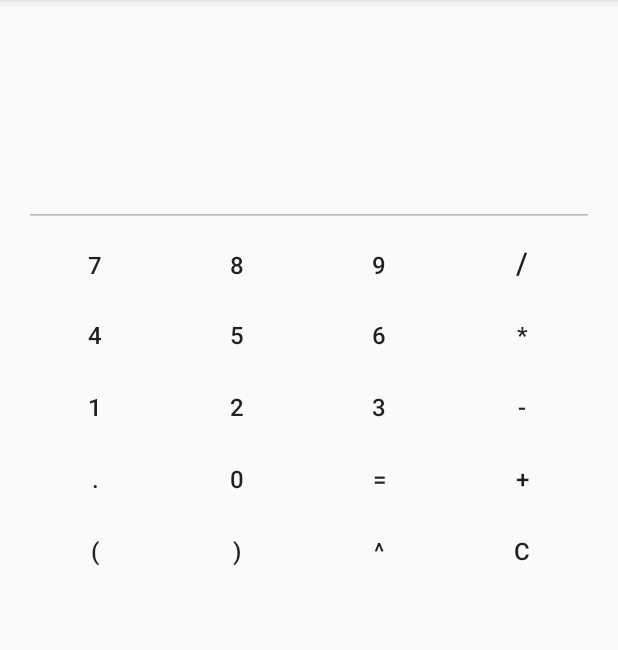
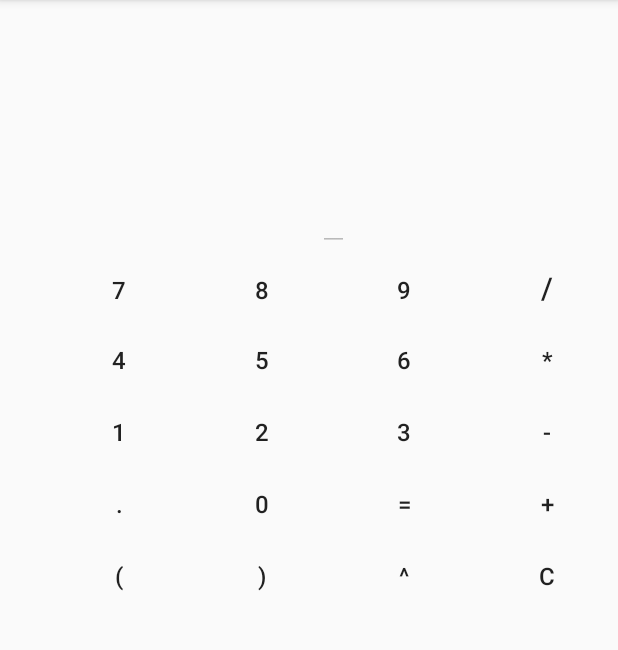
Before and after one commit to if710/2019-2-exercicio-1-calculadora-stepnus, an Android app: the screen it shows after launch (MainActivity), on a phone screen of 412 x 824 dp, the part 84-734 px from its top. Run offline under Robolectric (Android 15) with nearby library versions, the phone set to English and light mode, and no system bars; libraries missing offline, so code that uses them is left out: br.ufpe.cin.

Commit message:
Update activity_main.xml

```diff
--- a/calculadora/app/src/main/res/layout/activity_main.xml
+++ b/calculadora/app/src/main/res/layout/activity_main.xml
@@ -1,243 +1,271 @@
 <?xml version="1.0" encoding="utf-8"?>
-<LinearLayout xmlns:android="http://schemas.android.com/apk/res/android"
+<androidx.constraintlayout.widget.ConstraintLayout xmlns:android="http://schemas.android.com/apk/res/android"
+    xmlns:app="http://schemas.android.com/apk/res-auto"
     xmlns:tools="http://schemas.android.com/tools"
     android:id="@+id/main_container"
     android:layout_width="match_parent"
     android:layout_height="match_parent"
-              android:orientation="vertical"
-              android:paddingBottom="@dimen/activity_vertical_margin"
-              android:paddingLeft="@dimen/activity_horizontal_margin"
-              android:paddingRight="@dimen/activity_horizontal_margin"
-              android:paddingTop="@dimen/activity_vertical_margin"
     tools:context="br.ufpe.cin.android.calculadora.MainActivity">
 
     <TextView
         android:id="@+id/text_info"
-            android:layout_width="match_parent"
+        android:layout_width="0dp"
         android:layout_height="wrap_content"
-            android:layout_marginBottom="20dp"
-            android:textSize="30sp" />
+        android:layout_marginTop="32dp"
+        android:textSize="30sp"
+        app:layout_constraintEnd_toEndOf="parent"
+        app:layout_constraintStart_toStartOf="@+id/text_calc"
+        app:layout_constraintTop_toTopOf="parent" />
 
     <EditText
         android:id="@+id/text_calc"
-            android:layout_width="match_parent"
+        android:layout_width="wrap_content"
         android:layout_height="wrap_content"
-            android:layout_below="@id/text_info"
+        android:layout_marginTop="20dp"
         android:enabled="false"
         android:gravity="bottom"
         android:inputType="numberDecimal"
         android:lines="2"
         android:maxLines="2"
-            android:textSize="40sp" />
+        android:textSize="40sp"
+        app:layout_constraintEnd_toStartOf="@+id/btn_9"
+        app:layout_constraintStart_toStartOf="@+id/btn_9"
+        app:layout_constraintTop_toBottomOf="@+id/text_info" />
 
-    <LinearLayout
-            android:layout_width="match_parent"
-            android:layout_height="wrap_content"
-            android:orientation="horizontal">
 
     <Button
         android:id="@+id/btn_7"
         style="@style/Widget.AppCompat.Button.Borderless"
-                android:layout_width="wrap_content"
+        android:layout_width="0dp"
         android:layout_height="wrap_content"
-                android:layout_weight="1"
+        android:layout_marginStart="32dp"
+        android:layout_marginLeft="32dp"
         android:text="7"
-                android:textSize="16sp" />
+        android:textSize="16sp"
+        app:layout_constraintBaseline_toBaselineOf="@+id/btn_8"
+        app:layout_constraintEnd_toStartOf="@+id/btn_8"
+        app:layout_constraintStart_toStartOf="parent" />
 
     <Button
         android:id="@+id/btn_8"
         style="@style/Widget.AppCompat.Button.Borderless"
-                android:layout_width="wrap_content"
+        android:layout_width="0dp"
         android:layout_height="wrap_content"
-                android:layout_weight="1"
         android:text="8"
-                android:textSize="16sp" />
+        android:textSize="16sp"
+        app:layout_constraintEnd_toStartOf="@+id/btn_9"
+        app:layout_constraintStart_toEndOf="@+id/btn_7"
+        app:layout_constraintTop_toTopOf="@+id/btn_9" />
 
     <Button
         android:id="@+id/btn_9"
         style="@style/Widget.AppCompat.Button.Borderless"
-                android:layout_width="wrap_content"
+        android:layout_width="0dp"
         android:layout_height="wrap_content"
-                android:layout_weight="1"
+        android:layout_marginTop="2dp"
         android:text="9"
-                android:textSize="16sp" />
+        android:textSize="16sp"
+        app:layout_constraintEnd_toStartOf="@+id/btn_Divide"
+        app:layout_constraintStart_toEndOf="@+id/btn_8"
+        app:layout_constraintTop_toBottomOf="@+id/text_calc" />
 
     <Button
         android:id="@+id/btn_Divide"
         style="@style/Widget.AppCompat.Button.Borderless"
-                android:layout_width="wrap_content"
+        android:layout_width="0dp"
         android:layout_height="wrap_content"
-                android:layout_weight="1"
         android:text="/"
-                android:textSize="20sp" />
-    </LinearLayout>
+        android:textSize="20sp"
+        app:layout_constraintBaseline_toBaselineOf="@+id/btn_9"
+        app:layout_constraintEnd_toEndOf="parent"
+        app:layout_constraintStart_toEndOf="@+id/btn_9" />
 
-    <LinearLayout
-            android:layout_width="match_parent"
-            android:layout_height="wrap_content"
-            android:orientation="horizontal">
 
     <Button
         android:id="@+id/btn_4"
         style="@style/Widget.AppCompat.Button.Borderless"
-                android:layout_width="wrap_content"
+        android:layout_width="0dp"
         android:layout_height="wrap_content"
-                android:layout_weight="1"
+        android:layout_marginStart="32dp"
+        android:layout_marginLeft="32dp"
         android:text="4"
-                android:textSize="16sp" />
+        android:textSize="16sp"
+        app:layout_constraintBaseline_toBaselineOf="@+id/btn_5"
+        app:layout_constraintEnd_toStartOf="@+id/btn_5"
+        app:layout_constraintStart_toStartOf="parent" />
 
     <Button
         android:id="@+id/btn_5"
         style="@style/Widget.AppCompat.Button.Borderless"
-                android:layout_width="wrap_content"
+        android:layout_width="0dp"
         android:layout_height="wrap_content"
-                android:layout_weight="1"
         android:text="5"
-                android:textSize="16sp" />
+        android:textSize="16sp"
+        app:layout_constraintEnd_toStartOf="@+id/btn_6"
+        app:layout_constraintStart_toEndOf="@+id/btn_4"
+        app:layout_constraintTop_toTopOf="@+id/btn_6" />
 
     <Button
         android:id="@+id/btn_6"
         style="@style/Widget.AppCompat.Button.Borderless"
-                android:layout_width="wrap_content"
+        android:layout_width="0dp"
         android:layout_height="wrap_content"
-                android:layout_weight="1"
         android:text="6"
-                android:textSize="16sp" />
+        android:textSize="16sp"
+        app:layout_constraintEnd_toStartOf="@+id/btn_Multiply"
+        app:layout_constraintStart_toEndOf="@+id/btn_5"
+        app:layout_constraintTop_toBottomOf="@+id/btn_Divide" />
 
     <Button
         android:id="@+id/btn_Multiply"
         style="@style/Widget.AppCompat.Button.Borderless"
-                android:layout_width="wrap_content"
+        android:layout_width="0dp"
         android:layout_height="wrap_content"
-                android:layout_weight="1"
         android:text="*"
-                android:textSize="16sp" />
-    </LinearLayout>
+        android:textSize="16sp"
+        app:layout_constraintBaseline_toBaselineOf="@+id/btn_6"
+        app:layout_constraintEnd_toEndOf="parent"
+        app:layout_constraintStart_toEndOf="@+id/btn_6" />
 
-    <LinearLayout
-            android:layout_width="match_parent"
-            android:layout_height="wrap_content"
-            android:orientation="horizontal">
 
     <Button
         android:id="@+id/btn_1"
         style="@style/Widget.AppCompat.Button.Borderless"
-                android:layout_width="wrap_content"
+        android:layout_width="0dp"
         android:layout_height="wrap_content"
-                android:layout_weight="1"
+        android:layout_marginStart="32dp"
+        android:layout_marginLeft="32dp"
         android:text="1"
-                android:textSize="16sp" />
+        android:textSize="16sp"
+        app:layout_constraintBaseline_toBaselineOf="@+id/btn_2"
+        app:layout_constraintEnd_toStartOf="@+id/btn_2"
+        app:layout_constraintStart_toStartOf="parent" />
 
     <Button
         android:id="@+id/btn_2"
         style="@style/Widget.AppCompat.Button.Borderless"
-                android:layout_width="wrap_content"
+        android:layout_width="0dp"
         android:layout_height="wrap_content"
-                android:layout_weight="1"
         android:text="2"
-                android:textSize="16sp" />
+        android:textSize="16sp"
+        app:layout_constraintEnd_toStartOf="@+id/btn_3"
+        app:layout_constraintStart_toEndOf="@+id/btn_1"
+        app:layout_constraintTop_toBottomOf="@+id/btn_4" />
 
     <Button
         android:id="@+id/btn_3"
         style="@style/Widget.AppCompat.Button.Borderless"
-                android:layout_width="wrap_content"
+        android:layout_width="0dp"
         android:layout_height="wrap_content"
-                android:layout_weight="1"
         android:text="3"
-                android:textSize="16sp" />
+        android:textSize="16sp"
+        app:layout_constraintEnd_toStartOf="@+id/btn_Subtract"
+        app:layout_constraintStart_toEndOf="@+id/btn_2"
+        app:layout_constraintTop_toBottomOf="@+id/btn_Multiply" />
 
     <Button
         android:id="@+id/btn_Subtract"
         style="@style/Widget.AppCompat.Button.Borderless"
-                android:layout_width="wrap_content"
+        android:layout_width="0dp"
         android:layout_height="wrap_content"
-                android:layout_weight="1"
         android:text="-"
-                android:textSize="16sp" />
+        android:textSize="16sp"
+        app:layout_constraintBaseline_toBaselineOf="@+id/btn_3"
+        app:layout_constraintEnd_toEndOf="parent"
+        app:layout_constraintStart_toEndOf="@+id/btn_3" />
 
-    </LinearLayout>
-
-    <LinearLayout
-            android:layout_width="match_parent"
-            android:layout_height="wrap_content"
-            android:orientation="horizontal">
 
     <Button
         android:id="@+id/btn_Dot"
         style="@style/Widget.AppCompat.Button.Borderless"
-                android:layout_width="wrap_content"
+        android:layout_width="0dp"
         android:layout_height="wrap_content"
-                android:layout_weight="1"
+        android:layout_marginStart="32dp"
+        android:layout_marginLeft="32dp"
         android:text="."
-                android:textSize="16sp" />
+        android:textSize="16sp"
+        app:layout_constraintBaseline_toBaselineOf="@+id/btn_0"
+        app:layout_constraintEnd_toStartOf="@+id/btn_0"
+        app:layout_constraintStart_toStartOf="parent" />
 
     <Button
         android:id="@+id/btn_0"
         style="@style/Widget.AppCompat.Button.Borderless"
-                android:layout_width="wrap_content"
+        android:layout_width="0dp"
         android:layout_height="wrap_content"
-                android:layout_weight="1"
         android:text="0"
-                android:textSize="16sp" />
+        android:textSize="16sp"
+        app:layout_constraintEnd_toStartOf="@+id/btn_Equal"
+        app:layout_constraintStart_toEndOf="@+id/btn_Dot"
+        app:layout_constraintTop_toBottomOf="@+id/btn_1" />
 
     <Button
         android:id="@+id/btn_Equal"
         style="@style/Widget.AppCompat.Button.Borderless"
-                android:layout_width="wrap_content"
+        android:layout_width="0dp"
         android:layout_height="wrap_content"
-                android:layout_weight="1"
         android:text="="
-                android:textSize="16sp" />
+        android:textSize="16sp"
+        app:layout_constraintEnd_toStartOf="@+id/btn_Add"
+        app:layout_constraintStart_toEndOf="@+id/btn_0"
+        app:layout_constraintTop_toBottomOf="@+id/btn_Subtract" />
 
     <Button
         android:id="@+id/btn_Add"
         style="@style/Widget.AppCompat.Button.Borderless"
-                android:layout_width="wrap_content"
+        android:layout_width="0dp"
         android:layout_height="wrap_content"
-                android:layout_weight="1"
         android:text="+"
-                android:textSize="16sp" />
-    </LinearLayout>
+        android:textSize="16sp"
+        app:layout_constraintBaseline_toBaselineOf="@+id/btn_Equal"
+        app:layout_constraintEnd_toEndOf="parent"
+        app:layout_constraintStart_toEndOf="@+id/btn_Equal" />
 
-    <LinearLayout
-            android:layout_width="match_parent"
-            android:layout_height="wrap_content"
-            android:orientation="horizontal">
 
     <Button
         android:id="@+id/btn_LParen"
         style="@style/Widget.AppCompat.Button.Borderless"
-                android:layout_width="wrap_content"
+        android:layout_width="0dp"
         android:layout_height="wrap_content"
-                android:layout_weight="1"
+        android:layout_marginStart="32dp"
+        android:layout_marginLeft="32dp"
         android:text="("
-                android:textSize="16sp" />
+        android:textSize="16sp"
+        app:layout_constraintBaseline_toBaselineOf="@+id/btn_RParen"
+        app:layout_constraintEnd_toStartOf="@+id/btn_RParen"
+        app:layout_constraintStart_toStartOf="parent" />
 
     <Button
         android:id="@+id/btn_RParen"
         style="@style/Widget.AppCompat.Button.Borderless"
-                android:layout_width="wrap_content"
+        android:layout_width="0dp"
         android:layout_height="wrap_content"
-                android:layout_weight="1"
         android:text=")"
-                android:textSize="16sp" />
+        android:textSize="16sp"
+        app:layout_constraintEnd_toStartOf="@+id/btn_Power"
+        app:layout_constraintStart_toEndOf="@+id/btn_LParen"
+        app:layout_constraintTop_toBottomOf="@+id/btn_Dot" />
 
     <Button
         android:id="@+id/btn_Power"
         style="@style/Widget.AppCompat.Button.Borderless"
-                android:layout_width="wrap_content"
+        android:layout_width="0dp"
         android:layout_height="wrap_content"
-                android:layout_weight="1"
         android:text="^"
-                android:textSize="16sp" />
+        android:textSize="16sp"
+        app:layout_constraintEnd_toStartOf="@+id/btn_Clear"
+        app:layout_constraintStart_toEndOf="@+id/btn_RParen"
+        app:layout_constraintTop_toBottomOf="@+id/btn_Add" />
 
     <Button
         android:id="@+id/btn_Clear"
         style="@style/Widget.AppCompat.Button.Borderless"
-                android:layout_width="wrap_content"
+        android:layout_width="0dp"
         android:layout_height="wrap_content"
-                android:layout_weight="1"
         android:text="C"
-                android:textSize="16sp" />
-    </LinearLayout>
-</LinearLayout>
+        android:textSize="16sp"
+        app:layout_constraintBaseline_toBaselineOf="@+id/btn_Power"
+        app:layout_constraintEnd_toEndOf="parent"
+        app:layout_constraintStart_toEndOf="@+id/btn_Power" />
+
+</androidx.constraintlayout.widget.ConstraintLayout>
```
Lines whose indentation alone changed are shown as unchanged.
